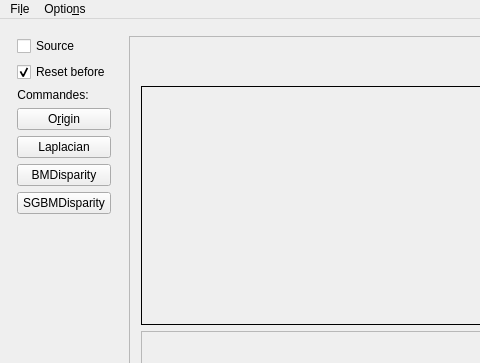
Above: mainwindow.ui from m21-cerutti/ProjetTech2019_Robot before the change; both pictures show x 0 to 480 and y 0 to 363 of the 937 by 621 pixel window. Below: the same form after it.
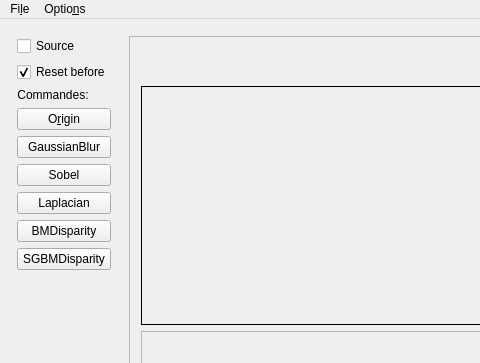
That is the form after the change.

Commit message: Amélioration des fonctions+améliorations graphique+calcul d'efficacite+integration de sobel+integration de gaussien

Diff of the .ui file:
```diff
--- a/mainwindow.ui
+++ b/mainwindow.ui
@@ -98,6 +98,20 @@
           </property>
          </widget>
         </item>
+        <item>
+         <widget class="QPushButton" name="btnGauss">
+          <property name="text">
+           <string>GaussianBlur</string>
+          </property>
+         </widget>
+        </item>
+        <item>
+         <widget class="QPushButton" name="btnSobel">
+          <property name="text">
+           <string>Sobel</string>
+          </property>
+         </widget>
+        </item>
         <item>
          <widget class="QPushButton" name="btnLaplacian">
           <property name="sizePolicy">
```
Left out of the diff: 14 changed lines with no effect on the pictures. The commit also changes 28 other files.
